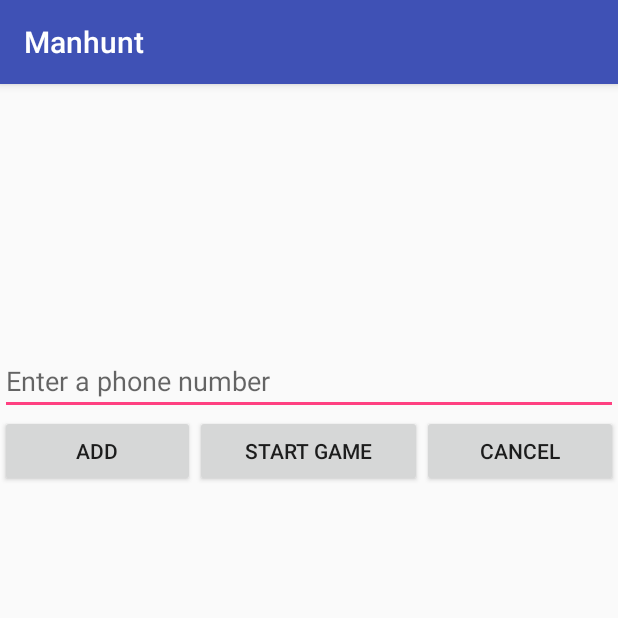
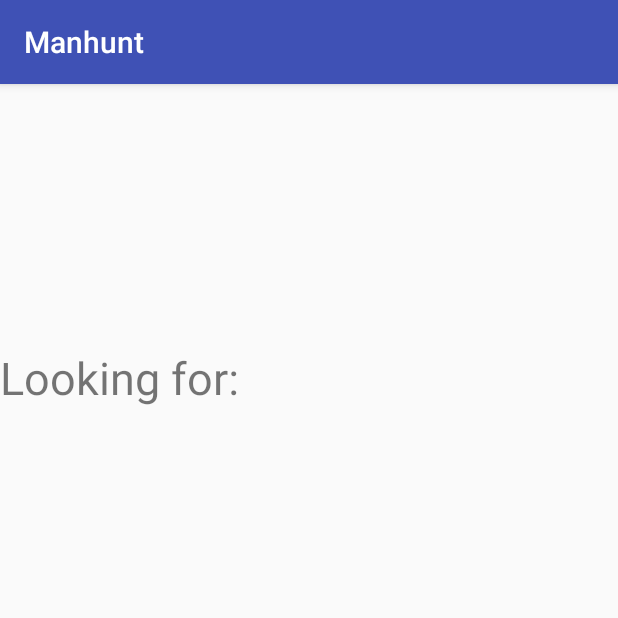
Before and after one commit to Bcoding21/ManHunt, an Android app: the AddUsers screen opened directly, with no data from a screen before it, on a phone screen of 412 x 824 dp, the top half of it. Run offline under Robolectric (Android 15) with nearby library versions, the phone set to English and light mode, and no system bars; our stand-ins replace Firebase (no records; nobody signed in at launch, a user with empty details on screens opened directly).

Commit message:
Bran CHanges

```diff
--- a/app/src/main/AndroidManifest.xml
+++ b/app/src/main/AndroidManifest.xml
@@ -2,6 +2,7 @@
 <manifest xmlns:android="http://schemas.android.com/apk/res/android"
     package="com.brandon.manhunt">
 
+    <uses-permission android:name="android.permission.SEND_SMS"/>
     <!-- To auto-complete the email text field in the login form with the user's emails -->
     <uses-permission android:name="android.permission.GET_ACCOUNTS" />
     <uses-permission android:name="android.permission.READ_PROFILE" />
--- a/app/src/main/java/com/brandon/manhunt/AddUsers.java
+++ b/app/src/main/java/com/brandon/manhunt/AddUsers.java
@@ -1,47 +1,41 @@
 package com.brandon.manhunt;
 
+import android.content.pm.PackageManager;
+import android.support.v4.app.ActivityCompat;
+import android.support.v4.content.ContextCompat;
 import android.support.v7.app.AppCompatActivity;
 import android.os.Bundle;
+import android.telephony.SmsManager;
 import android.view.View;
 import android.widget.EditText;
+import android.widget.TextView;
+import android.widget.Toast;
 
+import com.google.firebase.auth.FirebaseAuth;
 import com.google.firebase.database.DatabaseReference;
 import com.google.firebase.database.FirebaseDatabase;
 
-public class AddUsers extends AppCompatActivity implements View.OnClickListener{
+public class AddUsers extends AppCompatActivity{
 
-    private final String GAME_SESSION_ID = "12345";
-    private EditText mPhoneNumberField;
+    private final String GAME_SESSION_ID = "game1";
+    private TextView mHuntedField;
     DatabaseReference ref;
+    private FirebaseAuth mAuth;
 
     @Override
     protected void onCreate(Bundle savedInstanceState) {
         super.onCreate(savedInstanceState);
         setContentView(R.layout.activity_add_users);
 
-        // Button
-        findViewById(R.id.add_button).setOnClickListener(this);
-        findViewById(R.id.start_game_button).setOnClickListener(this);
-
-        // EditText
-        mPhoneNumberField = (EditText)findViewById(R.id.phone_number_field);
+        // Authentication
+        mAuth = FirebaseAuth.getInstance();
 
         // Database
         ref = FirebaseDatabase.getInstance().getReference(GAME_SESSION_ID);
-        ref.setValue(new gameSession(GAME_SESSION_ID));
+        ref.child(mAuth.getCurrentUser().getEmail().replace("@", "at").replace(".", "dot")).setValue("11:00:45");
 
-    }
-
-    public void onClick(View v){
-
-        switch(v.getId()){
-
-            case R.id.add_button:
-                String phone_number = mPhoneNumberField.getText().toString();
-                break;
-
-            case R.id.start_game_button:
-                break;
-        }
+        // EditText
+        mHuntedField = (TextView) findViewById(R.id.hunted);
+        mHuntedField.append(mAuth.getCurrentUser().getEmail());
     }
 }
--- a/app/src/main/res/layout/activity_add_users.xml
+++ b/app/src/main/res/layout/activity_add_users.xml
@@ -8,40 +8,13 @@
     android:orientation="vertical">
 
 
-    <EditText
-        android:id="@+id/phone_number_field"
+    <TextView
+        android:id="@+id/hunted"
         android:layout_width="match_parent"
         android:layout_height="wrap_content"
         android:layout_marginTop="175dp"
-        android:hint="Enter a phone number"
-        android:inputType="phone" />
-
-    <LinearLayout
-        android:layout_width="match_parent"
-        android:layout_height="wrap_content"
-        android:orientation="horizontal"
-        android:gravity="center">
-
-        <Button
-            android:id="@+id/add_button"
-            android:layout_width="wrap_content"
-            android:layout_height="wrap_content"
-            android:layout_weight=".3"
-            android:text="Add"/>
-
-        <Button
-            android:id="@+id/start_game_button"
-            android:layout_width="wrap_content"
-            android:layout_height="wrap_content"
-            android:layout_weight=".3"
-            android:text="Start Game"/>
-
-        <Button
-            android:layout_width="wrap_content"
-            android:layout_height="wrap_content"
-            android:layout_weight=".3"
-            android:text="Cancel"/>
-    </LinearLayout>
+        android:text="Looking for: "
+        android:textSize="30dp"/>
 
 
 </LinearLayout>
```
